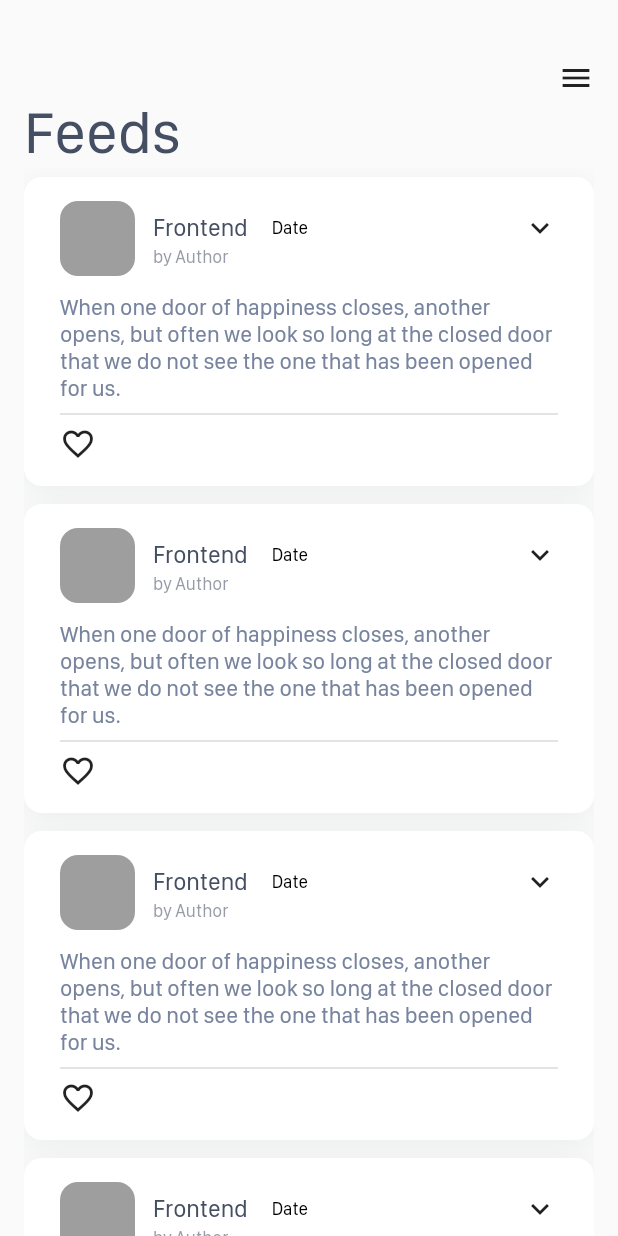
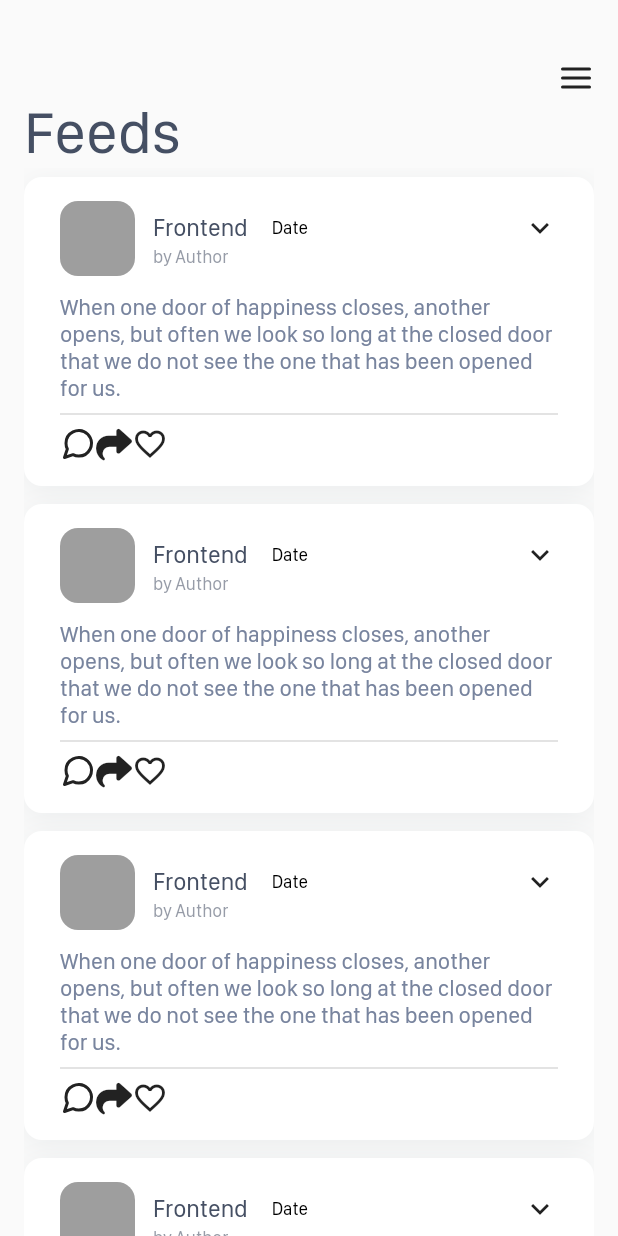
Before and after one commit to Muneerah-Ib/Team-4-task1, a Flutter app: the FeedsScreen screen opened directly, on a phone screen of 412 x 824 dp. Run offline on Flutter 3.47's test engine with Material 2 defaults, Android fonts, the phone set to English and light mode, and no system bars; our stand-ins replace flutter_icons.

```diff
--- a/forum_mobile_client/mobile/ecx_forum_app/lib/main.dart
+++ b/forum_mobile_client/mobile/ecx_forum_app/lib/main.dart
@@ -10,6 +10,7 @@ class ForumApp extends StatelessWidget {
   @override
   Widget build(BuildContext context) {
     return MaterialApp(
+      debugShowCheckedModeBanner: false,
       home: SignUp(),
     );
   }
--- a/forum_mobile_client/mobile/ecx_forum_app/lib/screens/feeds_screen.dart
+++ b/forum_mobile_client/mobile/ecx_forum_app/lib/screens/feeds_screen.dart
@@ -1,36 +1,14 @@
+import 'package:ecx_forum_app/screens/comments_screen.dart';
 import 'package:flutter/material.dart';
 import 'package:flutter/cupertino.dart';
 import 'package:ecx_forum_app/utilities/styles.dart' as Style;
-
+import 'package:flutter_icons/flutter_icons.dart';
+import 'package:ecx_forum_app/utilities/widgets.dart';
 class FeedsScreen extends StatelessWidget {
   @override
   Widget build(BuildContext context) {
     return Scaffold(
-      drawer: Drawer(
-        child: Container(
-          color: Color(0xFF2A2E43),
-          child: Column(
-            children: [
-              DrawerHeader(
-                child: Column(
-                  children: [
-                    Align(
-                      alignment: Alignment.centerRight,
-                      child: InkResponse(
-                        onTap: (){Navigator.pop(context);},
-                        child: Icon(Icons.close,color: Style.cWhite,),
-                      ),
-                    ),
-                    Container(),
-                    Text("Olamide Gabriel"),
-                    Text("lordlamee")
-                  ],
-                ),
-              )
-            ],
-          ),
-        ),
-      ),
+      drawer: CustomDrawer(),
       body: FeedBody(),
     );
   }
@@ -54,11 +32,12 @@ class FeedBody extends StatelessWidget {
               onTap: (){
                 Scaffold.of(context).openDrawer();
               },
-                child: Icon(Icons.menu)),
+                child: Icon(Feather.menu)),
           ),
-          Text('Feeds',style: Style.labelText.copyWith(
+          Text('Feeds',style: Style.defaultTextStyle.copyWith(
             fontSize: 40,
-            color: Color(0xFF454F63)
+            color: Color(0xFF454F63),
+            fontWeight: FontWeight.w500,
           ),),
           Expanded(
             child: ListView(
@@ -117,7 +96,7 @@ class FeedCard extends StatelessWidget {
                     Row(
                       mainAxisAlignment: MainAxisAlignment.start,
                       children: [
-                        Text('Frontend',style: Style.labelText.copyWith(
+                        Text('Frontend',style: Style.defaultTextStyle.copyWith(
                           color: Color(0xFF454F63),
                           fontSize: 16,
                           fontWeight: FontWeight.w500,
@@ -125,7 +104,7 @@ class FeedCard extends StatelessWidget {
                         SizedBox(
                           width: 16,
                         ),
-                        Text('Date',style: Style.labelText.copyWith(
+                        Text('Date',style: Style.defaultTextStyle.copyWith(
                           color: Style.cBlack,
                           fontSize: 12,
                         ),),
@@ -133,7 +112,7 @@ class FeedCard extends StatelessWidget {
                         Icon(Icons.keyboard_arrow_down)
                       ],
                     ),
-                  Text('by Author',style: Style.labelText.copyWith(
+                  Text('by Author',style: Style.defaultTextStyle.copyWith(
                     color: Color(0xFF454F63).withOpacity(0.56),
                     fontSize: 12,
                   ),),
@@ -146,13 +125,21 @@ class FeedCard extends StatelessWidget {
             height: 12,
           ),
           Text('When one door of happiness closes, another opens, but often we look so long at the closed door that we do not see the one that has been opened for us.',
-            style: Style.labelText,
+            style: Style.defaultTextStyle,
               ),
           Divider(
             thickness: 1.2,
           ),
           Row(
             children: [
+              InkResponse(
+                onTap: (){
+                  Navigator.push(context, CupertinoPageRoute(
+                    builder: (context) => CommentsScreen()
+                  ));
+                },
+                  child: Icon(Feather.message_circle,)),
+          Icon(FlutterIcons.mail_forward_faw),
           Icon(Icons.favorite_border)
             ],
           )
--- a/forum_mobile_client/mobile/ecx_forum_app/lib/utilities/styles.dart
+++ b/forum_mobile_client/mobile/ecx_forum_app/lib/utilities/styles.dart
@@ -17,9 +17,10 @@ final cLightBlue = Color(0xFF4DB8F0);
 final cMediumBlue = Color(0xFF3497FD);
 final cMediumGrey = Color(0xFF78849E);
 final cDarkGrey = Color(0xFF555869);
+final alternateColor = Color(0xFF454F63);
 //final cWhite = Color(0xFFFFFFFF);
 
-final labelText = TextStyle(
+final defaultTextStyle = TextStyle(
   fontFamily: "Compact Display",
   fontWeight: FontWeight.w500,
   fontSize: 15,
```
Also changed, not shown: forum_mobile_client/mobile/ecx_forum_app/lib/screens/comments_screen.dart (added, +50 -0 lines), forum_mobile_client/mobile/ecx_forum_app/lib/screens/sign_in.dart (+4 -4 lines), forum_mobile_client/mobile/ecx_forum_app/lib/screens/sign_up.dart (+32 -18 lines), forum_mobile_client/mobile/ecx_forum_app/lib/utilities/widgets.dart (+151 -13 lines).
